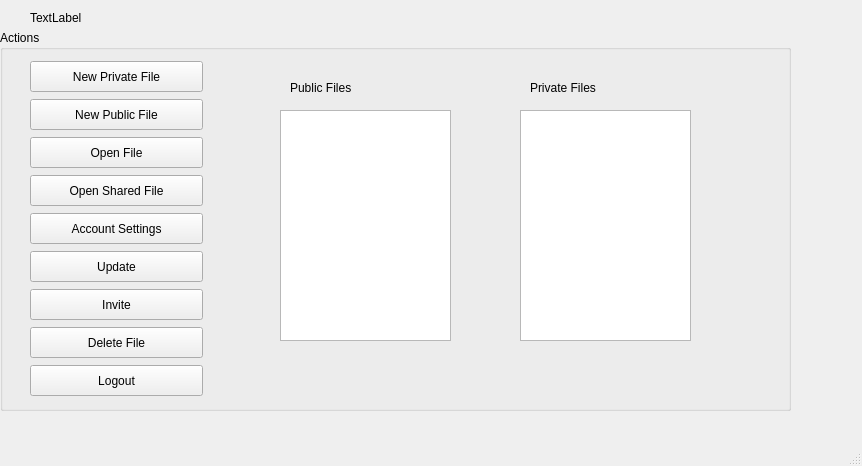
Above: concurrentTextEditor/loggedinmainwindow.ui from scottiexdev/concurrentTextEditor before the change. Below: the same form after it.
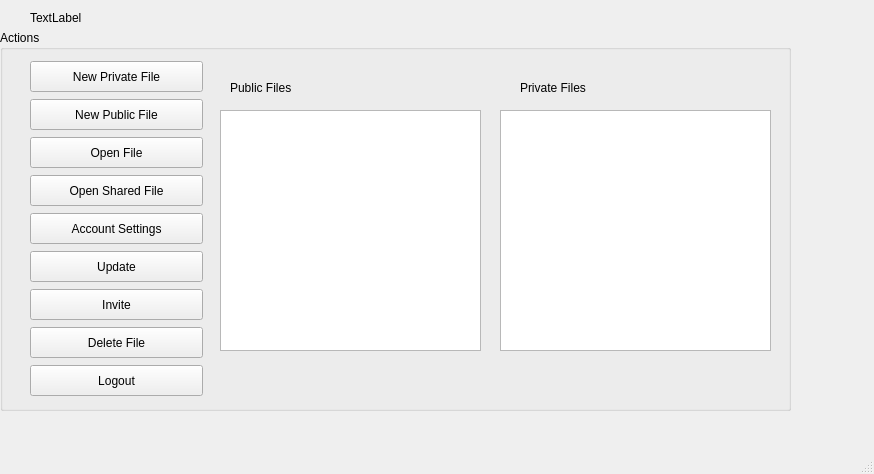
That is the form after the change.

Commit message: fixed double click open

The edit to the form file:
```diff
--- a/concurrentTextEditor/loggedinmainwindow.ui
+++ b/concurrentTextEditor/loggedinmainwindow.ui
@@ -6,8 +6,8 @@
    <rect>
     <x>0</x>
     <y>0</y>
-    <width>862</width>
-    <height>466</height>
+    <width>874</width>
+    <height>474</height>
    </rect>
   </property>
   <property name="windowTitle">
@@ -32,23 +32,10 @@
        <widget class="QTableWidget" name="PublicFileListTable">
         <property name="geometry">
          <rect>
-          <x>280</x>
+          <x>220</x>
           <y>80</y>
-          <width>171</width>
-          <height>231</height>
-         </rect>
-        </property>
-        <attribute name="horizontalHeaderCascadingSectionResizes">
-         <bool>true</bool>
-        </attribute>
-       </widget>
-       <widget class="QTableWidget" name="PrivatefileListTable">
-        <property name="geometry">
-         <rect>
-          <x>520</x>
-          <y>80</y>
-          <width>171</width>
-          <height>231</height>
+          <width>261</width>
+          <height>241</height>
          </rect>
         </property>
         <attribute name="horizontalHeaderCascadingSectionResizes">
@@ -58,7 +45,7 @@
        <widget class="QLabel" name="PublicFilesLabel">
         <property name="geometry">
          <rect>
-          <x>290</x>
+          <x>230</x>
           <y>50</y>
           <width>201</width>
           <height>16</height>
@@ -71,7 +58,7 @@
        <widget class="QLabel" name="PrivateFilesLabel">
         <property name="geometry">
          <rect>
-          <x>530</x>
+          <x>520</x>
           <y>50</y>
           <width>201</width>
           <height>16</height>
@@ -81,7 +68,7 @@
          <string>Private Files</string>
         </property>
        </widget>
-       <widget class="QWidget" name="">
+       <widget class="QWidget" name="layoutWidget">
         <property name="geometry">
          <rect>
           <x>30</x>
@@ -213,6 +200,19 @@
          </item>
         </layout>
        </widget>
+       <widget class="QTableWidget" name="PrivatefileListTable">
+        <property name="geometry">
+         <rect>
+          <x>500</x>
+          <y>80</y>
+          <width>271</width>
+          <height>241</height>
+         </rect>
+        </property>
+        <attribute name="horizontalHeaderCascadingSectionResizes">
+         <bool>true</bool>
+        </attribute>
+       </widget>
       </widget>
      </item>
     </layout>
```
Left out of the diff: 4 changed lines with no effect on the pictures. The commit also changes 1 other file.
